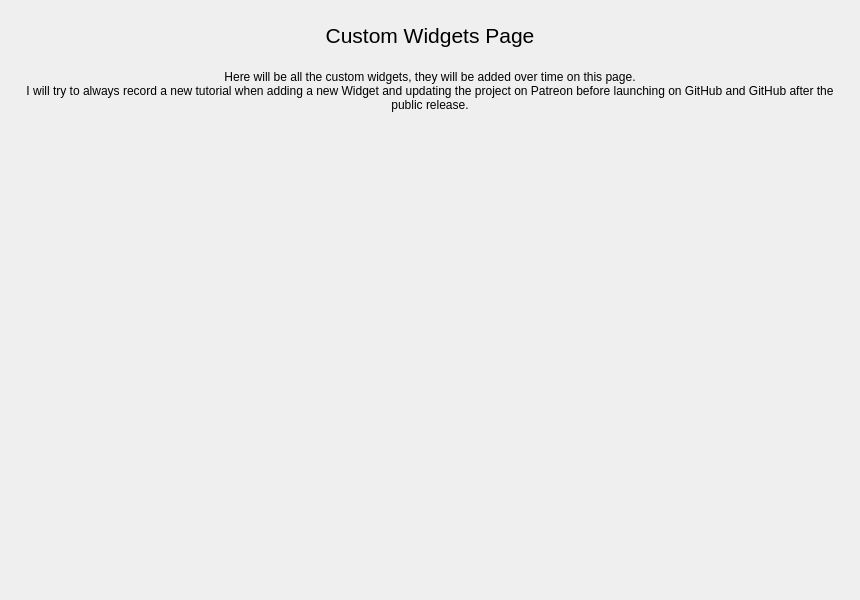
The window that PyOneDark_Qt_Widgets_Modern_GUI/gui/uis/pages/main_pages.ui (zion0425/SignLanguage_AiVision) describes before a commit, drawn with Qt 5.
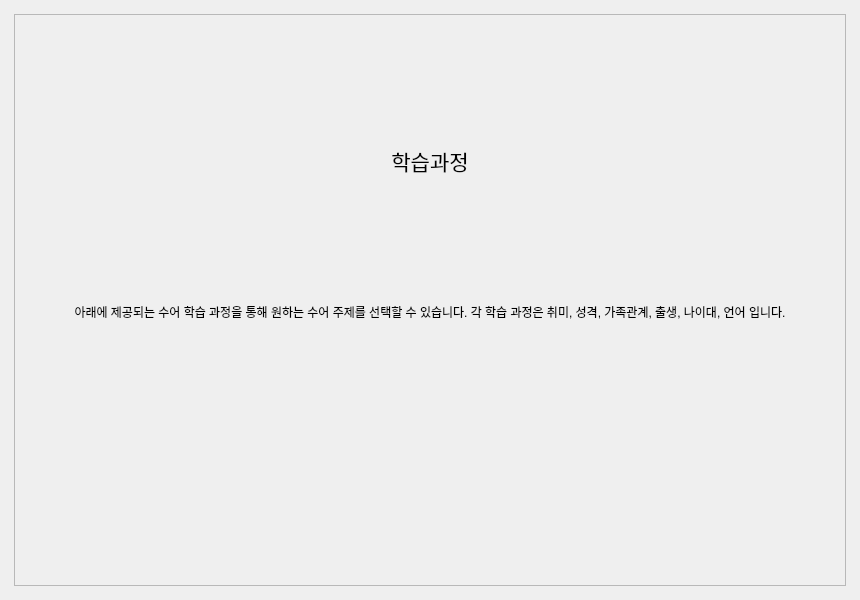
The same window after the commit. The open tabs and pages were chosen to show the change.

```diff
--- a/PyOneDark_Qt_Widgets_Modern_GUI/gui/uis/pages/main_pages.ui
+++ b/PyOneDark_Qt_Widgets_Modern_GUI/gui/uis/pages/main_pages.ui
@@ -289,6 +289,61 @@
        </item>
       </layout>
      </widget>
+     <widget class="QWidget" name="page_4">
+      <layout class="QVBoxLayout" name="verticalLayout_2">
+       <item>
+        <widget class="QScrollArea" name="scrollArea">
+         <property name="widgetResizable">
+          <bool>true</bool>
+         </property>
+         <widget class="QWidget" name="scrollAreaWidgetContents">
+          <property name="geometry">
+           <rect>
+            <x>0</x>
+            <y>0</y>
+            <width>830</width>
+            <height>570</height>
+           </rect>
+          </property>
+          <property name="styleSheet">
+           <string notr="true">background: transparent;</string>
+          </property>
+          <layout class="QVBoxLayout" name="verticalLayout_4">
+           <item>
+            <widget class="QLabel" name="page_4_title">
+             <property name="font">
+              <font>
+               <family>Arial</family>
+               <pointsize>16</pointsize>
+              </font>
+             </property>
+             <property name="text">
+              <string>학습과정</string>
+             </property>
+             <property name="alignment">
+              <set>Qt::AlignCenter</set>
+             </property>
+            </widget>
+           </item>
+           <item>
+            <widget class="QLabel" name="page_4_descript">
+             <property name="text">
+              <string>아래에 제공되는 수어 학습 과정을 통해 원하는 수어 주제를 선택할 수 있습니다. 각 학습 과정은 취미, 성격, 가족관계, 출생, 나이대, 언어 입니다.</string>
+             </property>
+             <property name="alignment">
+              <set>Qt::AlignHCenter|Qt::AlignTop</set>
+             </property>
+            </widget>
+           </item>
+           <item>
+            <layout class="QVBoxLayout" name="p_4_row_1"/>
+           </item>
+          </layout>
+         </widget>
+        </widget>
+       </item>
+      </layout>
+     </widget>
     </widget>
    </item>
   </layout>
```
Left out of the diff: 5 changed lines with no effect on the pictures.
